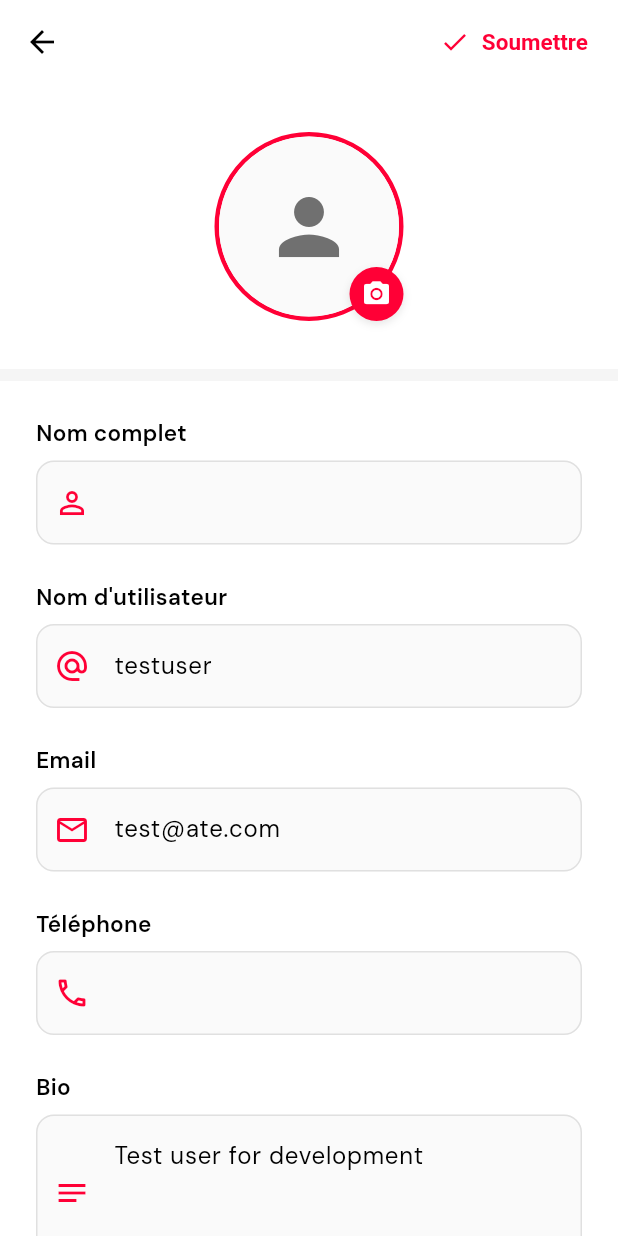
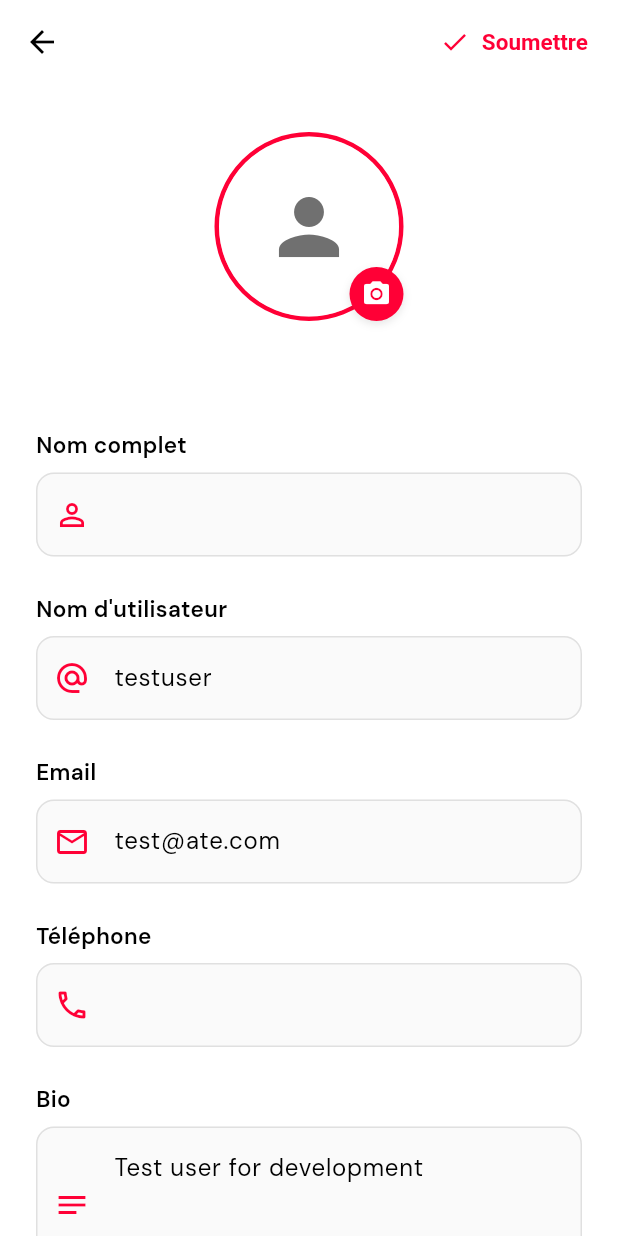
Before and after one commit to Ashreeef/ate_app, a Flutter app: the EditProfileScreen screen opened directly, on a phone screen of 412 x 824 dp. Run offline on Flutter 3.47's test engine with Material 3 defaults, Android fonts, the phone set to English and light mode, and no system bars; our stand-ins replace equatable, flutter_bloc, flutter_image_compress, flutter_svg, go_router, google_fonts and 4 more; accounts and stored records are empty.

Commit message:
feat: apply dark theme to all screens
- Update all screens to use Theme.of(context) colors instead of hardcoded AppColors
- Fix scaffolds, AppBars, and containers to use theme background colors
- Update edit_profile_screen with theme-aware containers and input fields
- Fix post_detail_screen dialogs and modals to use theme colors
- Apply theme colors to feed_screen, restaurant_page, and post creation screens
- Ensure all backgrounds are dark and all text/icons are white in dark mode

```diff
--- a/lib/l10n/app_ar.arb
+++ b/lib/l10n/app_ar.arb
@@ -90,7 +90,7 @@
   "legalInfo": "المعلومات القانونية",
   "dangerZone": "منطقة الخطر",
   "logoutFromAccount": "تسجيل الخروج من حسابك",
-  "deleteAccountPermanently": "حذف حسابك نهائيًا"
+  "deleteAccountPermanently": "حذف حسابك نهائيًا",
   "pickImages": "اختر الصور (بحد أقصى 3)",
   "noPosts": "لا توجد منشورات حتى الآن",
   "noPostsDescription": "كن أول من يشارك تجربتك الطهي!",
--- a/lib/l10n/app_en.arb
+++ b/lib/l10n/app_en.arb
@@ -90,7 +90,7 @@
   "legalInfo": "Legal information",
   "dangerZone": "Danger Zone",
   "logoutFromAccount": "Log out from your account",
-  "deleteAccountPermanently": "Permanently delete your account"
+  "deleteAccountPermanently": "Permanently delete your account",
   "pickImages": "Pick images (max 3)",
   "noPosts": "No posts yet",
   "noPostsDescription": "Be the first to share your culinary experience!",
--- a/lib/l10n/app_fr.arb
+++ b/lib/l10n/app_fr.arb
@@ -90,7 +90,7 @@
   "legalInfo": "Informations légales",
   "dangerZone": "Zone de danger",
   "logoutFromAccount": "Se déconnecter de votre compte",
-  "deleteAccountPermanently": "Supprimer définitivement votre compte"
+  "deleteAccountPermanently": "Supprimer définitivement votre compte",
   "pickImages": "Choisir des images (max 3)",
   "noPosts": "Pas encore de publications",
   "noPostsDescription": "Soyez le premier à partager votre expérience culinaire!",
--- a/lib/l10n/app_localizations.dart
+++ b/lib/l10n/app_localizations.dart
@@ -645,6 +645,7 @@ abstract class AppLocalizations {
   /// In en, this message translates to:
   /// **'Permanently delete your account'**
   String get deleteAccountPermanently;
+
   /// No description provided for @pickImages.
   ///
   /// In en, this message translates to:
--- a/lib/l10n/app_localizations_ar.dart
+++ b/lib/l10n/app_localizations_ar.dart
@@ -285,6 +285,8 @@ class AppLocalizationsAr extends AppLocalizations {
 
   @override
   String get deleteAccountPermanently => 'حذف حسابك نهائيًا';
+
+  @override
   String get pickImages => 'اختر الصور (بحد أقصى 3)';
 
   @override
--- a/lib/l10n/app_localizations_en.dart
+++ b/lib/l10n/app_localizations_en.dart
@@ -285,6 +285,8 @@ class AppLocalizationsEn extends AppLocalizations {
 
   @override
   String get deleteAccountPermanently => 'Permanently delete your account';
+
+  @override
   String get pickImages => 'Pick images (max 3)';
 
   @override
--- a/lib/l10n/app_localizations_fr.dart
+++ b/lib/l10n/app_localizations_fr.dart
@@ -289,6 +289,8 @@ class AppLocalizationsFr extends AppLocalizations {
   @override
   String get deleteAccountPermanently =>
       'Supprimer définitivement votre compte';
+
+  @override
   String get pickImages => 'Choisir des images (max 3)';
 
   @override
--- a/lib/screens/home/feed_screen.dart
+++ b/lib/screens/home/feed_screen.dart
@@ -52,7 +52,7 @@ class _FeedScreenState extends State<FeedScreen> {
   @override
   Widget build(BuildContext context) {
     return Scaffold(
-      backgroundColor: AppColors.background,
+      backgroundColor: Theme.of(context).scaffoldBackgroundColor,
       body: Column(
         children: [
           FeedHeader(
--- a/lib/screens/post/post_creation_step2_screen.dart
+++ b/lib/screens/post/post_creation_step2_screen.dart
@@ -126,15 +126,15 @@ class _PostCreationStep2ScreenState extends State<PostCreationStep2Screen> {
         }
       },
       child: Scaffold(
-        backgroundColor: AppColors.background,
+        backgroundColor: Theme.of(context).scaffoldBackgroundColor,
         appBar: AppBar(
           title: Text('Nouveau post', style: AppTextStyles.heading3),
-          backgroundColor: AppColors.white,
+          backgroundColor: Theme.of(context).appBarTheme.backgroundColor,
           elevation: 0,
           leading: IconButton(
             icon: Icon(
               Icons.arrow_back,
-              color: AppColors.textDark,
+              color: Theme.of(context).iconTheme.color,
               size: AppSizes.icon,
             ),
             onPressed: _isSubmitting ? null : () => Navigator.pop(context),
--- a/lib/screens/preview/text_field_preview_screen.dart
+++ b/lib/screens/preview/text_field_preview_screen.dart
@@ -27,10 +27,10 @@ class _TextFieldPreviewScreenState extends State<TextFieldPreviewScreen> {
   @override
   Widget build(BuildContext context) {
     return Scaffold(
-      backgroundColor: AppColors.background,
+      backgroundColor: Theme.of(context).scaffoldBackgroundColor,
       appBar: AppBar(
         title: const Text('TextField Showcase'),
-        backgroundColor: AppColors.white,
+        backgroundColor: Theme.of(context).appBarTheme.backgroundColor,
       ),
       body: ListView(
         padding: const EdgeInsets.all(AppSpacing.lg),
--- a/lib/screens/profile/edit_profile_screen.dart
+++ b/lib/screens/profile/edit_profile_screen.dart
@@ -112,7 +112,7 @@ class _EditProfileScreenState extends State<EditProfileScreen> {
           decoration: InputDecoration(
             prefixIcon: Icon(icon, color: AppColors.primary),
             filled: true,
-            fillColor: AppColors.backgroundLight,
+            fillColor: Theme.of(context).inputDecorationTheme.fillColor,
             border: OutlineInputBorder(
               borderRadius: BorderRadius.circular(AppSizes.borderRadius),
               borderSide: BorderSide.none,
@@ -138,10 +138,10 @@ class _EditProfileScreenState extends State<EditProfileScreen> {
     final user = state.user;
 
     return Scaffold(
-      backgroundColor: AppColors.background,
+      backgroundColor: Theme.of(context).scaffoldBackgroundColor,
       appBar: AppBar(
         elevation: 0,
-        backgroundColor: AppColors.white,
+        backgroundColor: Theme.of(context).appBarTheme.backgroundColor,
         leading: IconButton(
           icon: Icon(
             Icons.arrow_back,
@@ -174,7 +174,7 @@ class _EditProfileScreenState extends State<EditProfileScreen> {
           children: [
             // Avatar Section
             Container(
-              color: AppColors.white,
+              color: Theme.of(context).cardTheme.color,
               padding: EdgeInsets.all(AppSpacing.xl),
               child: Center(
                 child: Stack(
@@ -186,7 +186,11 @@ class _EditProfileScreenState extends State<EditProfileScreen> {
                       ),
                       child: CircleAvatar(
                         radius: 60,
-                        backgroundColor: AppColors.backgroundLight,
+                        backgroundColor:
+                            Theme.of(
+                              context,
+                            ).cardTheme.color?.withOpacity(0.5) ??
+                            Colors.grey[300],
                         backgroundImage:
                             (user != null &&
                                 (user.profileImage?.isNotEmpty ?? false))
@@ -267,7 +271,7 @@ class _EditProfileScreenState extends State<EditProfileScreen> {
                           ),
                           child: Icon(
                             Icons.camera_alt,
-                            color: AppColors.white,
+                            color: Colors.white,
                             size: 20,
                           ),
                         ),
@@ -278,11 +282,11 @@ class _EditProfileScreenState extends State<EditProfileScreen> {
               ),
             ),
 
-            SizedBox(height: AppSpacing.sm),
+            SizedBox(height: AppSpacing.md),
 
-            // Form Section
+            // Bio Section
             Container(
-              color: AppColors.white,
+              color: Theme.of(context).cardTheme.color,
               padding: EdgeInsets.all(AppSpacing.lg),
               child: Column(
                 crossAxisAlignment: CrossAxisAlignment.start,
--- a/lib/screens/restaurant/restaurant_page.dart
+++ b/lib/screens/restaurant/restaurant_page.dart
@@ -24,7 +24,7 @@ class RestaurantPage extends StatelessWidget {
 
     return Scaffold(
       appBar: AppBar(
-        backgroundColor: AppColors.white,
+        backgroundColor: Theme.of(context).appBarTheme.backgroundColor,
         elevation: 0,
         centerTitle: true,
         title: Text(
```
Also changed, not shown: lib/screens/home/post_detail_screen.dart (+4 -4 lines), lib/screens/post/post_creation_step1_screen.dart (+54 -23 lines), lib/screens/profile/my_profile_screen.dart (+7 -6 lines), lib/screens/profile/other_user_profile_screen.dart (+7 -8 lines), lib/utils/seed_database.dart (+17 -8 lines).
